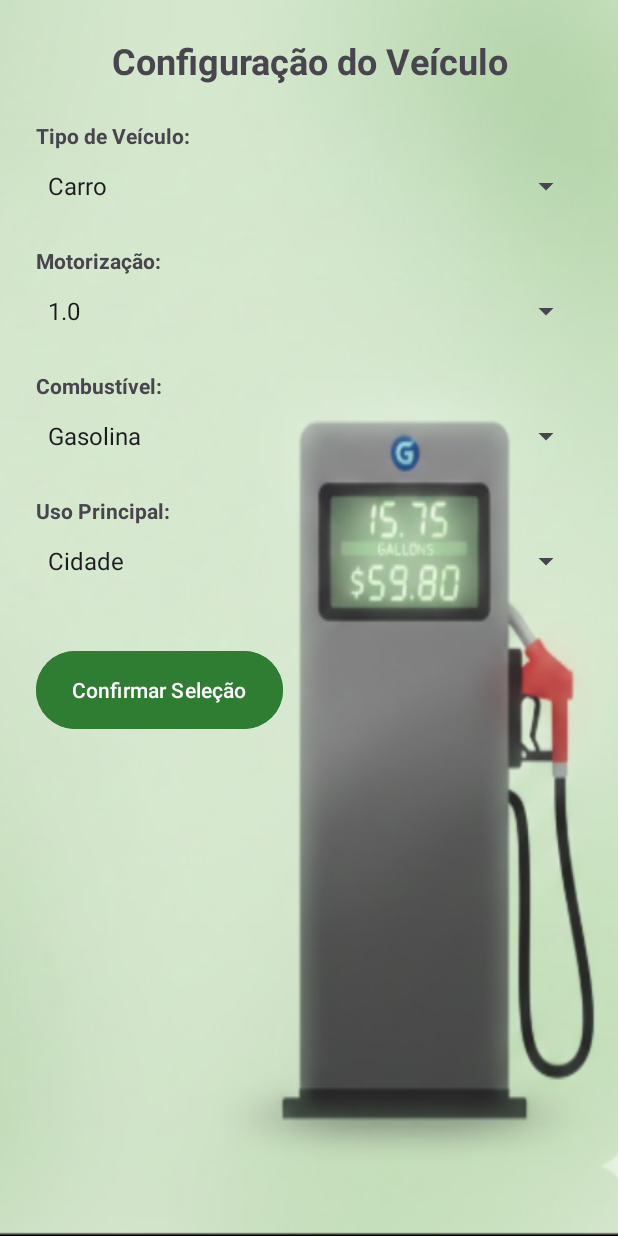
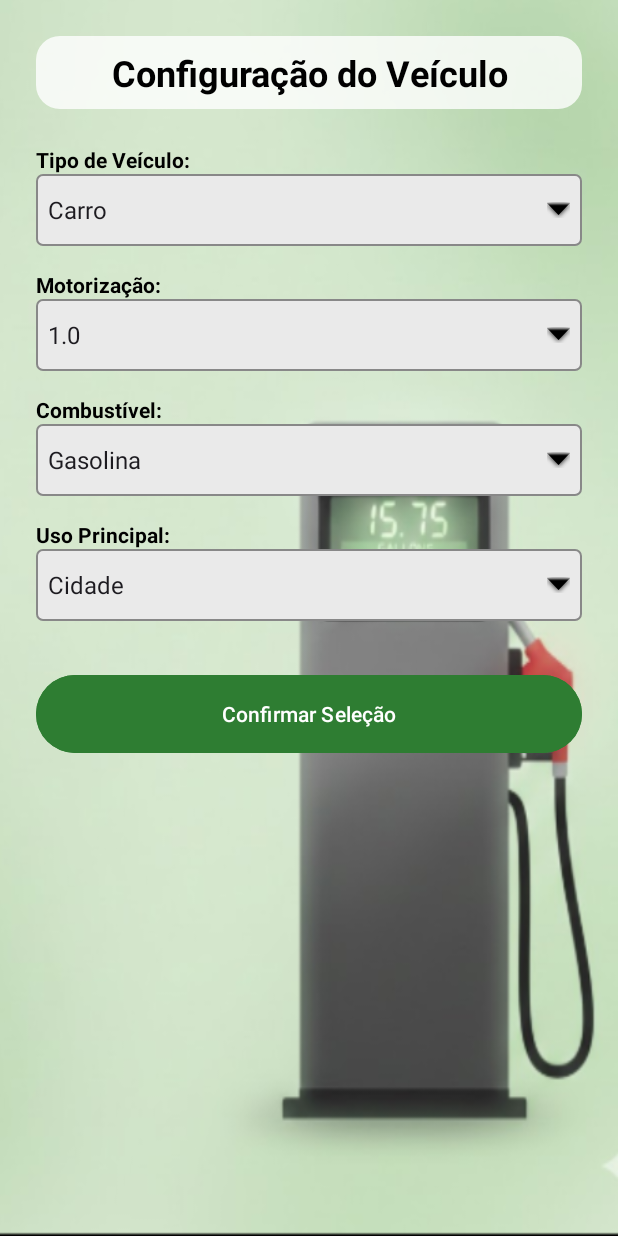
Before and after one commit to ztechbr/consumoveiculos, an Android app: the ListaCombustivelActivity screen opened directly, with no data from a screen before it, on a phone screen of 412 x 824 dp. Run offline under Robolectric (Android 15) with nearby library versions, the light colour scheme and no system bars.

Commit message:
Ajustes de Layout

```diff
--- /dev/null
+++ b/app/src/main/res/drawable/bg_spinner.xml
@@ -0,0 +1,14 @@
+<?xml version="1.0" encoding="utf-8"?>
+<layer-list xmlns:android="http://schemas.android.com/apk/res/android">
+    <item>
+        <shape android:shape="rectangle">
+            <solid android:color="#EAEAEA"/>
+            <corners android:radius="4dp"/>
+            <stroke android:width="1dp" android:color="#888888"/>
+        </shape>
+    </item>
+    <item android:gravity="end|center_vertical" android:right="8dp">
+        <bitmap android:src="@android:drawable/arrow_down_float"
+            android:tint="@android:color/black"/>
+    </item>
+</layer-list>
--- a/app/src/main/res/layout/activity_lista_combustivel.xml
+++ b/app/src/main/res/layout/activity_lista_combustivel.xml
@@ -13,60 +13,76 @@
         android:textSize="24sp"
         android:textStyle="bold"
         android:gravity="center"
+        android:textColor="@android:color/black"
+        android:background="@drawable/bg_card_translucido"
+        android:padding="8dp"
         android:layout_marginBottom="24dp"/>
 
     <TextView
         android:layout_width="wrap_content"
         android:layout_height="wrap_content"
         android:text="Tipo de Veículo:"
-        android:textStyle="bold"/>
+        android:textStyle="bold"
+        android:textColor="@android:color/black"/>
+
     <Spinner
         android:id="@+id/spTipoVeiculo"
         android:layout_width="match_parent"
         android:layout_height="wrap_content"
         android:layout_marginBottom="16dp"
+        android:background="@drawable/bg_spinner"
         android:minHeight="48dp"/>
 
     <TextView
         android:layout_width="wrap_content"
         android:layout_height="wrap_content"
         android:text="Motorização:"
-        android:textStyle="bold"/>
+        android:textStyle="bold"
+        android:textColor="@android:color/black"/>
+
     <Spinner
         android:id="@+id/spMotorizacao"
         android:layout_width="match_parent"
         android:layout_height="wrap_content"
         android:layout_marginBottom="16dp"
+        android:background="@drawable/bg_spinner"
         android:minHeight="48dp"/>
 
     <TextView
         android:layout_width="wrap_content"
         android:layout_height="wrap_content"
         android:text="Combustível:"
-        android:textStyle="bold"/>
+        android:textStyle="bold"
+        android:textColor="@android:color/black"/>
+
     <Spinner
         android:id="@+id/spCombustivel"
         android:layout_width="match_parent"
         android:layout_height="wrap_content"
         android:layout_marginBottom="16dp"
+        android:background="@drawable/bg_spinner"
         android:minHeight="48dp"/>
 
     <TextView
         android:layout_width="wrap_content"
         android:layout_height="wrap_content"
         android:text="Uso Principal:"
-        android:textStyle="bold"/>
+        android:textStyle="bold"
+        android:textColor="@android:color/black"/>
+
     <Spinner
         android:id="@+id/spUso"
         android:layout_width="match_parent"
         android:layout_height="wrap_content"
         android:layout_marginBottom="32dp"
+        android:background="@drawable/bg_spinner"
         android:minHeight="48dp"/>
 
     <Button
         android:id="@+id/btnConfirmar"
-        android:layout_width="wrap_content"
+        android:layout_width="match_parent"
         android:layout_height="60dp"
+        android:layout_gravity="center_horizontal"
         android:text="Confirmar Seleção"
         android:backgroundTint="@color/primary_green"/>
 
--- a/app/src/main/res/layout/activity_main.xml
+++ b/app/src/main/res/layout/activity_main.xml
@@ -15,7 +15,7 @@
         android:orientation="vertical"
         android:gravity="center_horizontal"
         android:background="@drawable/bg_card_translucido"
-        android:paddingBottom="24dp">
+        android:padding="16dp">
 
         <TextView
             android:layout_width="match_parent"
@@ -35,6 +35,7 @@
             android:layout_height="wrap_content"
             android:text="Consumo Opção 1 (km/l):"
             android:textStyle="bold"
+            android:textColor="@android:color/black"
             android:layout_marginBottom="4dp"/>
 
         <TextView
@@ -43,7 +44,7 @@
             android:layout_height="wrap_content"
             android:text="Nenhuma seleção"
             android:textSize="12sp"
-            android:textColor="#666666"
+            android:textColor="#333333"
             android:layout_marginBottom="8dp"/>
 
         <LinearLayout
@@ -80,6 +81,7 @@
             android:layout_height="wrap_content"
             android:text="Consumo Opção 2 (km/l):"
             android:textStyle="bold"
+            android:textColor="@android:color/black"
             android:layout_marginBottom="4dp"/>
 
         <TextView
@@ -88,7 +90,7 @@
             android:layout_height="wrap_content"
             android:text="Nenhuma seleção"
             android:textSize="12sp"
-            android:textColor="#666666"
+            android:textColor="#333333"
             android:layout_marginBottom="8dp"/>
 
         <LinearLayout
@@ -122,7 +124,7 @@
         <View
             android:layout_width="match_parent"
             android:layout_height="1dp"
-            android:background="#E0E0E0"
+            android:background="#D3D3D3"
             android:layout_marginBottom="24dp"/>
 
         <!-- SEÇÃO DE PREÇOS CENTRALIZADA -->
@@ -131,6 +133,7 @@
             android:layout_height="wrap_content"
             android:text="Valor Litro Combustível 1 (R$):"
             android:textStyle="bold"
+            android:textColor="@android:color/black"
             android:layout_marginBottom="8dp"/>
 
         <EditText
@@ -149,6 +152,7 @@
             android:layout_height="wrap_content"
             android:text="Valor Litro Combustível 2 (R$):"
             android:textStyle="bold"
+            android:textColor="@android:color/black"
             android:layout_marginBottom="8dp"/>
 
         <EditText
@@ -203,5 +207,4 @@
             android:elevation="0dp"/>
 
     </LinearLayout>
-
 </ScrollView>
```
